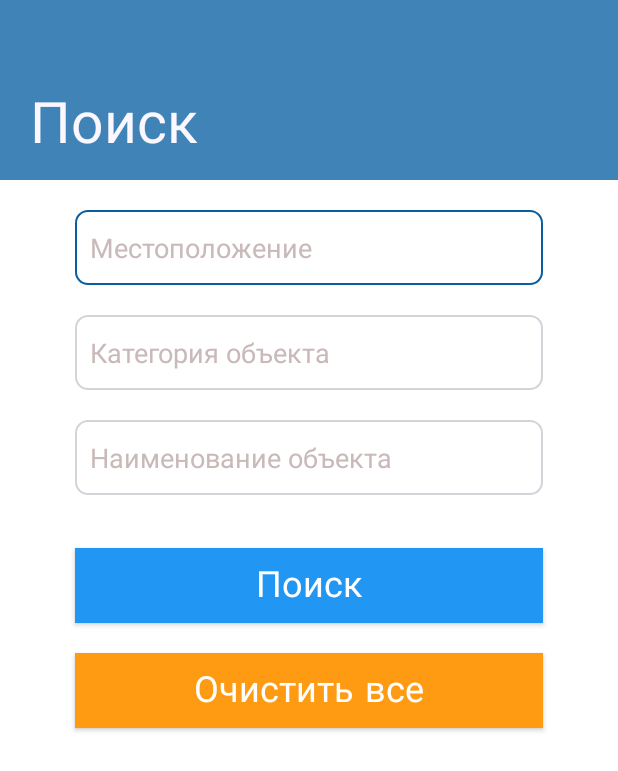
After one commit to RubberTeam/InventaApp, an Android app: the SearchActivity screen opened directly, with no data from a screen before it, on a phone screen of 412 x 824 dp. The commit adds this screen. Shown: the top 771 px of the screen. Run offline under Robolectric (Android 15) with nearby library versions, the phone set to English and light mode, and no system bars.

Commit message:
refactoring + add search activity

```diff
--- a/app/src/main/AndroidManifest.xml
+++ b/app/src/main/AndroidManifest.xml
@@ -1,5 +1,6 @@
 <?xml version="1.0" encoding="utf-8"?>
 <manifest xmlns:android="http://schemas.android.com/apk/res/android"
+    xmlns:tools="http://schemas.android.com/tools"
     package="ru.rubberteam.inventa">
 
     <uses-permission android:name="android.permission.CAMERA" />
@@ -17,7 +18,8 @@
         <activity
             android:name=".activities.login.LoginActivity"
             android:exported="true"
-            android:screenOrientation="portrait">
+            android:screenOrientation="portrait"
+            tools:ignore="LockedOrientationActivity">
 
             <intent-filter>
                 <action android:name="android.intent.action.MAIN" />
@@ -28,33 +30,45 @@
         <activity
             android:name=".activities.login.PinCodeActivity"
             android:exported="true"
-            android:screenOrientation="portrait">
+            android:screenOrientation="portrait"
+            tools:ignore="LockedOrientationActivity">
         </activity>
 
 
         <activity
             android:name=".activities.login.SetPinCodeActivity"
             android:exported="true"
-            android:screenOrientation="portrait">
+            android:screenOrientation="portrait"
+            tools:ignore="LockedOrientationActivity">
         </activity>
 
         <activity
             android:name=".activities.login.RepeatPinCodeActivity"
             android:exported="true"
-            android:screenOrientation="portrait">
+            android:screenOrientation="portrait"
+            tools:ignore="LockedOrientationActivity">
         </activity>
 
         <activity
             android:name=".activities.MainActivity"
             android:exported="true"
-            android:screenOrientation="portrait">
+            android:screenOrientation="portrait"
+            tools:ignore="LockedOrientationActivity">
+        </activity>
+
+        <activity
+            android:name=".activities.SearchActivity"
+            android:exported="true"
+            android:screenOrientation="portrait"
+            tools:ignore="LockedOrientationActivity">
         </activity>
 
         <activity
             android:name=".activities.ScanActivity"
             android:screenOrientation="portrait"
             android:stateNotNeeded="true"
-            android:theme="@style/zxing_CaptureTheme" />
+            android:theme="@style/zxing_CaptureTheme"
+            tools:ignore="LockedOrientationActivity" />
     </application>
 
 </manifest>
--- a/app/src/main/java/ru/rubberteam/inventa/activities/MainActivity.kt
+++ b/app/src/main/java/ru/rubberteam/inventa/activities/MainActivity.kt
@@ -41,6 +41,11 @@ class MainActivity : AppCompatActivity() {
 			intentIntegrator.captureActivity = ScanActivity::class.java
 			startForResult.launch(Intent(this, ScanActivity::class.java))
 			intentIntegrator.initiateScan()
+		}
+
+		binding.btnSearch.setOnClickListener{
+			val intent = Intent(this, SearchActivity::class.java)
+			startActivity(intent)
 		}
 
 		binding.recyclerTestList.setHasFixedSize(true)
--- /dev/null
+++ b/app/src/main/java/ru/rubberteam/inventa/activities/SearchActivity.kt
@@ -0,0 +1,33 @@
+package ru.rubberteam.inventa.activities
+
+import android.os.Bundle
+import android.widget.Toast
+import androidx.appcompat.app.AppCompatActivity
+import ru.rubberteam.inventa.databinding.ActivitySearchBinding
+
+class SearchActivity : AppCompatActivity() {
+    private lateinit var binding: ActivitySearchBinding
+
+
+    override fun onCreate(savedInstanceState: Bundle?) {
+        super.onCreate(savedInstanceState)
+        binding = ActivitySearchBinding.inflate(layoutInflater)
+        setContentView(binding.root)
+
+        binding.btnSearchText.setOnClickListener {
+            Toast.makeText(
+                applicationContext,
+                "Поиск будет сделан позже",
+                Toast.LENGTH_SHORT
+            ).show()
+        }
+
+        binding.btnClearAll.setOnClickListener {
+            binding.editTextItemLocation.setText("")
+            binding.editTextItemCategory.setText("")
+            binding.editTextItemName.setText("")
+        }
+
+
+    }
+}
--- a/app/src/main/res/layout/activity_login.xml
+++ b/app/src/main/res/layout/activity_login.xml
@@ -48,7 +48,7 @@
         android:textColorHint="@color/hint_text"
         tools:ignore="RtlSymmetry" />
 
-    <Button
+    <android.widget.Button
         android:id="@+id/btnLogin"
         android:layout_width="match_parent"
         android:layout_height="50sp"
@@ -56,11 +56,13 @@
 
         android:layout_marginHorizontal="50sp"
         android:layout_marginTop="27sp"
+        android:background="@color/blue_button"
         android:fontFamily="sans-serif-smallcaps"
         android:text="@string/button_login"
         android:textAllCaps="false"
 
         android:textColor="@color/white"
-        android:textSize="19sp" />
+        android:textSize="24sp" />
+
 
 </RelativeLayout>
--- /dev/null
+++ b/app/src/main/res/layout/activity_search.xml
@@ -0,0 +1,105 @@
+<?xml version="1.0" encoding="utf-8"?>
+<RelativeLayout xmlns:android="http://schemas.android.com/apk/res/android"
+    xmlns:tools="http://schemas.android.com/tools"
+    android:layout_width="match_parent"
+    android:layout_height="match_parent"
+    tools:context=".activities.SearchActivity">
+
+    <TextView
+        android:id="@+id/text_search"
+        android:layout_width="match_parent"
+        android:layout_height="120sp"
+        android:background="@color/blue3"
+        android:fontFamily="sans-serif-smallcaps"
+        android:paddingStart="20dp"
+        android:paddingTop="60dp"
+        android:text="@string/search_text"
+        android:textColor="@color/background_almost_white"
+        android:textSize="38sp"
+        tools:ignore="RtlSymmetry" />
+
+    <EditText
+        android:id="@+id/editTextItemLocation"
+        android:layout_width="match_parent"
+        android:layout_height="50sp"
+        android:layout_below="@+id/text_search"
+        android:layout_marginHorizontal="50sp"
+        android:layout_marginTop="20sp"
+        android:background="@drawable/custom_edittext"
+        android:hint="@string/hint_location"
+        android:inputType="text"
+        android:minHeight="48dp"
+        android:paddingStart="10dp"
+        android:textColor="@color/black"
+        android:textColorHint="@color/hint_text"
+        tools:ignore="RtlSymmetry" />
+
+    <EditText
+        android:id="@+id/editTextItemCategory"
+        android:layout_width="match_parent"
+        android:layout_height="50sp"
+        android:layout_below="@+id/editTextItemLocation"
+        android:layout_marginHorizontal="50sp"
+        android:layout_marginTop="20sp"
+        android:background="@drawable/custom_edittext"
+        android:hint="@string/hint_category"
+        android:inputType="text"
+        android:minHeight="48dp"
+        android:paddingStart="10dp"
+        android:textColor="@color/black"
+
+        android:textColorHint="@color/hint_text"
+        tools:ignore="RtlSymmetry" />
+
+
+    <EditText
+        android:id="@+id/editTextItemName"
+        android:layout_width="match_parent"
+        android:layout_height="50sp"
+        android:layout_below="@+id/editTextItemCategory"
+        android:layout_marginHorizontal="50sp"
+        android:layout_marginTop="20sp"
+        android:background="@drawable/custom_edittext"
+        android:hint="@string/hint_name_item"
+        android:inputType="text"
+        android:minHeight="48dp"
+        android:paddingStart="10dp"
+        android:textColor="@color/black"
+
+        android:textColorHint="@color/hint_text"
+        tools:ignore="RtlSymmetry" />
+
+    <android.widget.Button
+        android:id="@+id/btnSearchText"
+        android:layout_width="match_parent"
+        android:layout_height="50sp"
+        android:layout_below="@+id/editTextItemName"
+
+        android:layout_marginHorizontal="50sp"
+        android:layout_marginTop="35sp"
+        android:background="@color/blue_button"
+        android:fontFamily="sans-serif-smallcaps"
+        android:text="@string/search_text"
+        android:textAllCaps="false"
+
+        android:textColor="@color/white"
+        android:textSize="24sp" />
+
+
+    <android.widget.Button
+        android:id="@+id/btnClearAll"
+        android:layout_width="match_parent"
+        android:layout_height="50sp"
+        android:layout_below="@+id/btnSearchText"
+
+        android:layout_marginHorizontal="50sp"
+        android:layout_marginTop="20sp"
+        android:fontFamily="sans-serif-smallcaps"
+        android:text="@string/clear_all_text"
+        android:textAllCaps="false"
+        android:background="@color/yellow2"
+
+        android:textColor="@color/white"
+        android:textSize="24sp" />
+
+</RelativeLayout>
--- a/app/src/main/res/values-night/themes.xml
+++ b/app/src/main/res/values-night/themes.xml
@@ -3,7 +3,7 @@
     <style name="Theme.Inventa" parent="Theme.MaterialComponents.DayNight.NoActionBar">
         <!-- Primary brand color. -->
         <item name="colorPrimary">@color/blue_button</item>
-        <item name="colorPrimaryVariant">@color/blue2</item>
+        <item name="colorPrimaryVariant">@color/blue3</item>
         <item name="colorOnPrimary">@color/black</item>
         <!-- Secondary brand color. -->
         <item name="colorSecondary">@color/teal_200</item>
--- a/app/src/main/res/values/colors.xml
+++ b/app/src/main/res/values/colors.xml
@@ -11,7 +11,7 @@
 <!--    Design colors-->
     <color name="blue_button">#FF2196F3</color>
     <color name="background_almost_white">#FAF7FF</color>
-    <color name="hint_text">#757575</color>
+    <color name="hint_text">#C9B9B9</color>
 
     <color name="blue1">#2198F3</color>
     <color name="blue2">#0B5E9E</color>
--- a/app/src/main/res/values/strings.xml
+++ b/app/src/main/res/values/strings.xml
@@ -26,4 +26,10 @@
     <string name="settings_button_desc">App settings</string>
     <string name="searching_button_desc">Searching items</string>
     <string name="scan_qr_code_button_desc">Scan qe code of item</string>
+
+    <string name="hint_location">Местоположение</string>
+    <string name="hint_category">Категория объекта</string>
+    <string name="hint_name_item">Наименование объекта</string>
+    <string name="search_text">Поиск</string>
+    <string name="clear_all_text">Очистить все</string>
 </resources>
--- a/app/src/main/res/values/themes.xml
+++ b/app/src/main/res/values/themes.xml
@@ -3,7 +3,7 @@
     <style name="Theme.Inventa" parent="Theme.MaterialComponents.DayNight.NoActionBar">
         <!-- Primary brand color. -->
         <item name="colorPrimary">@color/blue_button</item>
-        <item name="colorPrimaryVariant">@color/blue2</item>
+        <item name="colorPrimaryVariant">@color/blue3</item>
         <item name="colorOnPrimary">@color/white</item>
         <!-- Secondary brand color. -->
         <item name="colorSecondary">@color/teal_200</item>
```
